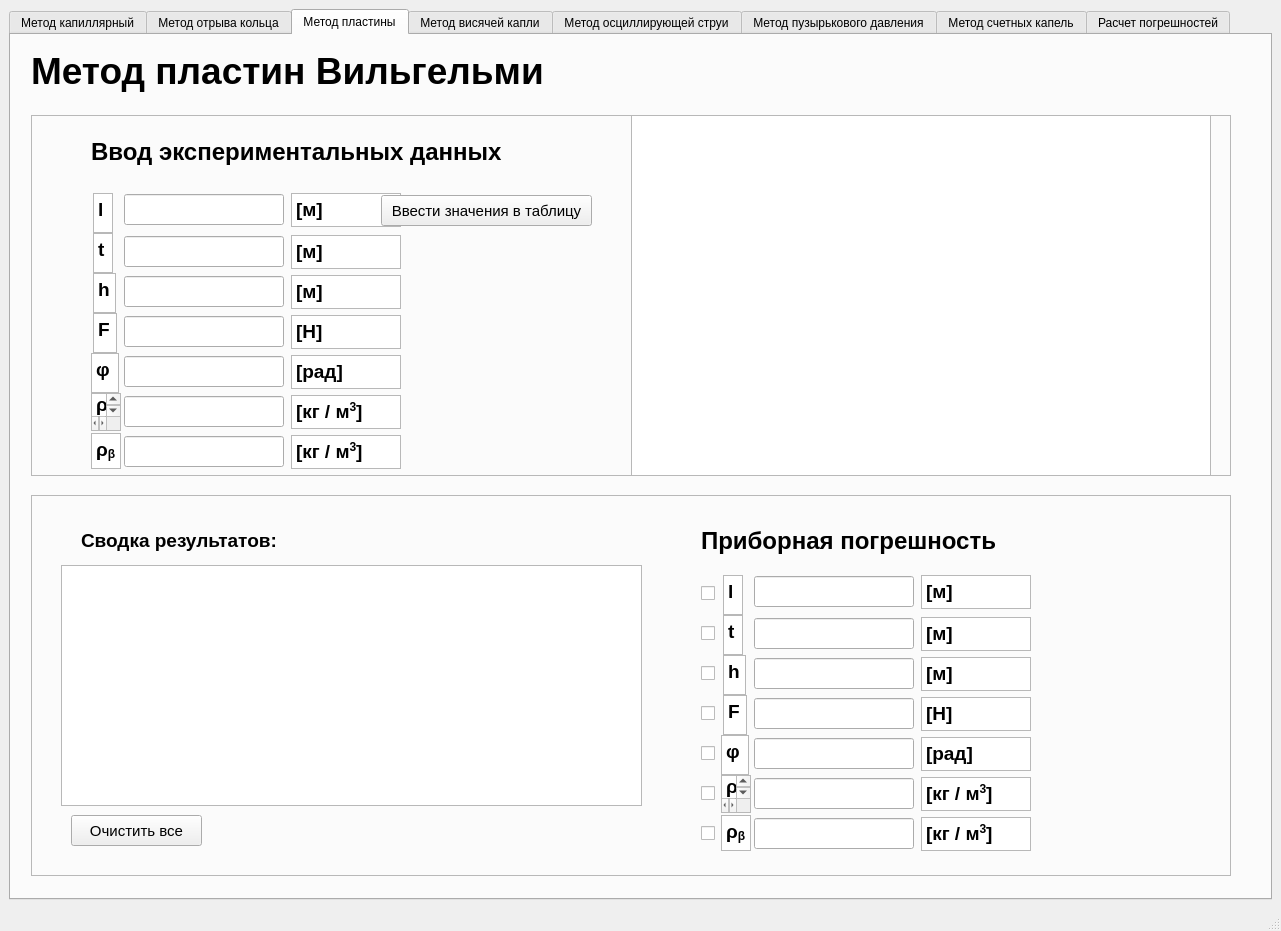
The window that main_components/interface.ui (AzaFarr/lab_interface) describes before a commit, drawn with Qt 5.
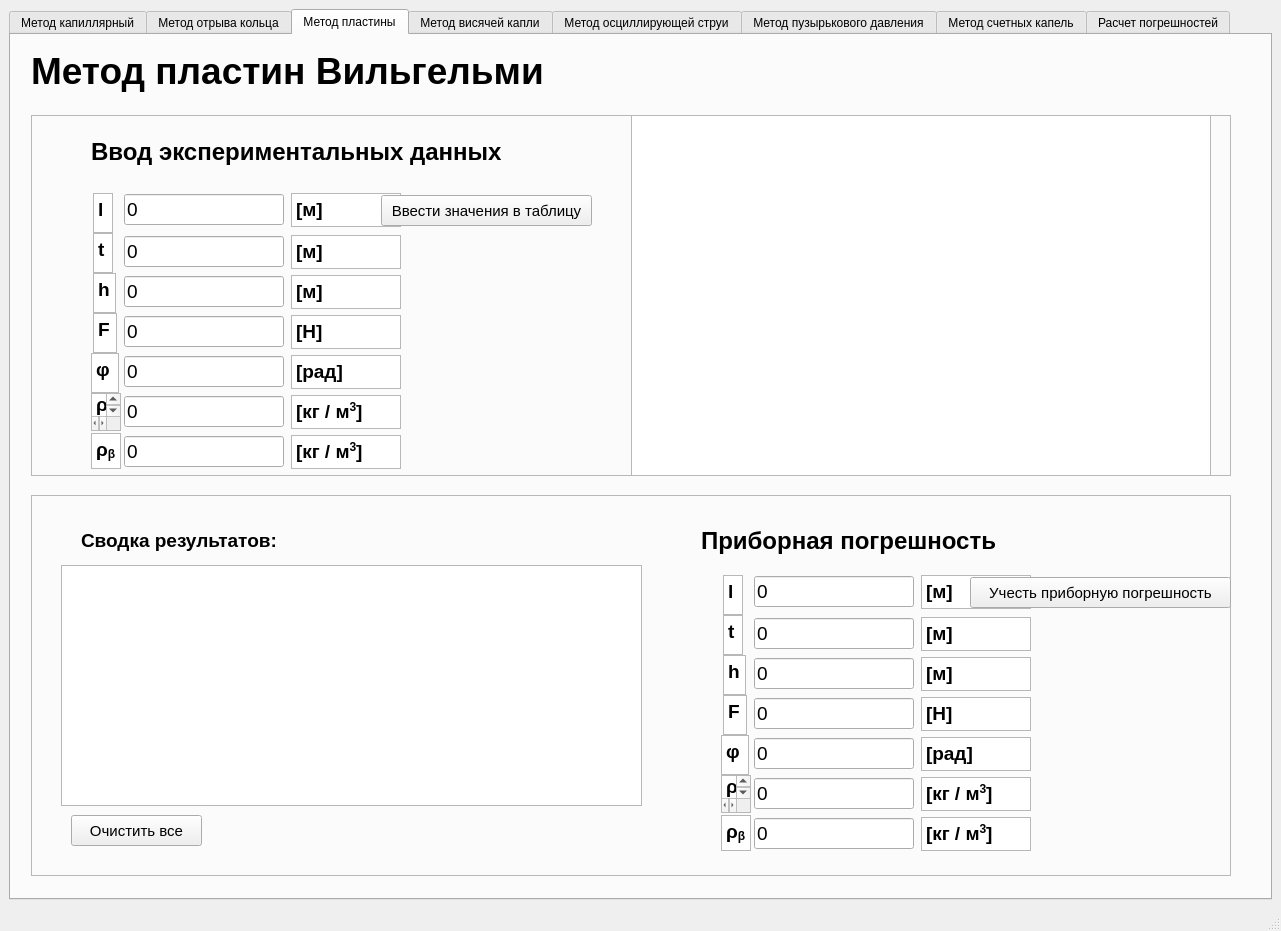
The same window after the commit. The open tabs and pages were chosen to show the change. Icons and pictures are not drawn. Custom widgets are drawn as their Qt base class.

What changed in the file:
```diff
--- a/main_components/interface.ui
+++ b/main_components/interface.ui
@@ -1606,7 +1606,7 @@
           </font>
          </property>
          <property name="text">
-          <string/>
+          <string>0</string>
          </property>
         </widget>
         <widget class="QTextBrowser" name="textBrowser_53">
@@ -1694,7 +1694,7 @@
           </font>
          </property>
          <property name="text">
-          <string/>
+          <string>0</string>
          </property>
         </widget>
         <widget class="QTextBrowser" name="textBrowser_57">
@@ -1748,7 +1748,7 @@
           </font>
          </property>
          <property name="text">
-          <string/>
+          <string>0</string>
          </property>
         </widget>
         <widget class="QTextBrowser" name="textBrowser_59">
@@ -1802,7 +1802,7 @@
           </font>
          </property>
          <property name="text">
-          <string/>
+          <string>0</string>
          </property>
         </widget>
         <widget class="QTextBrowser" name="textBrowser_61">
@@ -1856,7 +1856,7 @@
           </font>
          </property>
          <property name="text">
-          <string/>
+          <string>0</string>
          </property>
         </widget>
         <widget class="QTextBrowser" name="textBrowser_63">
@@ -1927,7 +1927,7 @@
           </font>
          </property>
          <property name="text">
-          <string/>
+          <string>0</string>
          </property>
         </widget>
         <widget class="QLineEdit" name="lineEdit_56">
@@ -1947,7 +1947,7 @@
           </font>
          </property>
          <property name="text">
-          <string/>
+          <string>0</string>
          </property>
         </widget>
         <widget class="QTextBrowser" name="textBrowser_119">
@@ -2129,7 +2129,7 @@
           </font>
          </property>
          <property name="text">
-          <string/>
+          <string>0</string>
          </property>
         </widget>
         <widget class="QLineEdit" name="lineEdit_57">
@@ -2149,7 +2149,7 @@
           </font>
          </property>
          <property name="text">
-          <string/>
+          <string>0</string>
          </property>
         </widget>
         <widget class="QTextBrowser" name="textBrowser_77">
@@ -2220,7 +2220,7 @@
           </font>
          </property>
          <property name="text">
-          <string/>
+          <string>0</string>
          </property>
         </widget>
         <widget class="QLineEdit" name="lineEdit_42">
@@ -2240,7 +2240,7 @@
           </font>
          </property>
          <property name="text">
-          <string/>
+          <string>0</string>
          </property>
         </widget>
         <widget class="QTextBrowser" name="textBrowser_87">
@@ -2277,7 +2277,7 @@
           </font>
          </property>
          <property name="text">
-          <string/>
+          <string>0</string>
          </property>
         </widget>
         <widget class="QTextBrowser" name="textBrowser_125">
@@ -2382,7 +2382,7 @@
           </font>
          </property>
          <property name="text">
-          <string/>
+          <string>0</string>
          </property>
         </widget>
         <widget class="QTextBrowser" name="textBrowser_95">
@@ -2419,7 +2419,7 @@
           </font>
          </property>
          <property name="text">
-          <string/>
+          <string>0</string>
          </property>
         </widget>
         <widget class="QTextBrowser" name="textBrowser_96">
@@ -2473,95 +2473,23 @@
 &lt;p style=&quot; margin-top:0px; margin-bottom:0px; margin-left:0px; margin-right:0px; -qt-block-indent:0; text-indent:0px;&quot;&gt;&lt;span style=&quot; font-family:'Segoe UI'; font-size:14pt; font-weight:600;&quot;&gt;ρ&lt;/span&gt;&lt;span style=&quot; font-size:14pt; font-weight:600; vertical-align:sub;&quot;&gt;α&lt;/span&gt;&lt;/p&gt;&lt;/body&gt;&lt;/html&gt;</string>
          </property>
         </widget>
-        <widget class="QCheckBox" name="checkBox_15">
+        <widget class="QPushButton" name="pushButton_35">
          <property name="geometry">
           <rect>
-           <x>670</x>
-           <y>290</y>
-           <width>21</width>
-           <height>17</height>
+           <x>939</x>
+           <y>82</y>
+           <width>261</width>
+           <height>31</height>
           </rect>
          </property>
-         <property name="text">
-          <string/>
+         <property name="font">
+          <font>
+           <family>Segoe UI</family>
+           <pointsize>11</pointsize>
+          </font>
          </property>
-        </widget>
-        <widget class="QCheckBox" name="checkBox_14">
-         <property name="geometry">
-          <rect>
-           <x>670</x>
-           <y>250</y>
-           <width>21</width>
-           <height>17</height>
-          </rect>
-         </property>
          <property name="text">
-          <string/>
-         </property>
-        </widget>
-        <widget class="QCheckBox" name="checkBox_10">
-         <property name="geometry">
-          <rect>
-           <x>670</x>
-           <y>90</y>
-           <width>21</width>
-           <height>17</height>
-          </rect>
-         </property>
-         <property name="text">
-          <string/>
-         </property>
-        </widget>
-        <widget class="QCheckBox" name="checkBox_11">
-         <property name="geometry">
-          <rect>
-           <x>670</x>
-           <y>130</y>
-           <width>21</width>
-           <height>17</height>
-          </rect>
-         </property>
-         <property name="text">
-          <string/>
-         </property>
-        </widget>
-        <widget class="QCheckBox" name="checkBox_12">
-         <property name="geometry">
-          <rect>
-           <x>670</x>
-           <y>170</y>
-           <width>21</width>
-           <height>17</height>
-          </rect>
-         </property>
-         <property name="text">
-          <string/>
-         </property>
-        </widget>
-        <widget class="QCheckBox" name="checkBox_16">
-         <property name="geometry">
-          <rect>
-           <x>670</x>
-           <y>330</y>
-           <width>21</width>
-           <height>17</height>
-          </rect>
-         </property>
-         <property name="text">
-          <string/>
-         </property>
-        </widget>
-        <widget class="QCheckBox" name="checkBox_13">
-         <property name="geometry">
-          <rect>
-           <x>670</x>
-           <y>210</y>
-           <width>21</width>
-           <height>17</height>
-          </rect>
-         </property>
-         <property name="text">
-          <string/>
+          <string>Учесть приборную погрешность</string>
          </property>
         </widget>
        </widget>
```
Left out of the diff: 392 changed lines with no effect on the pictures.
